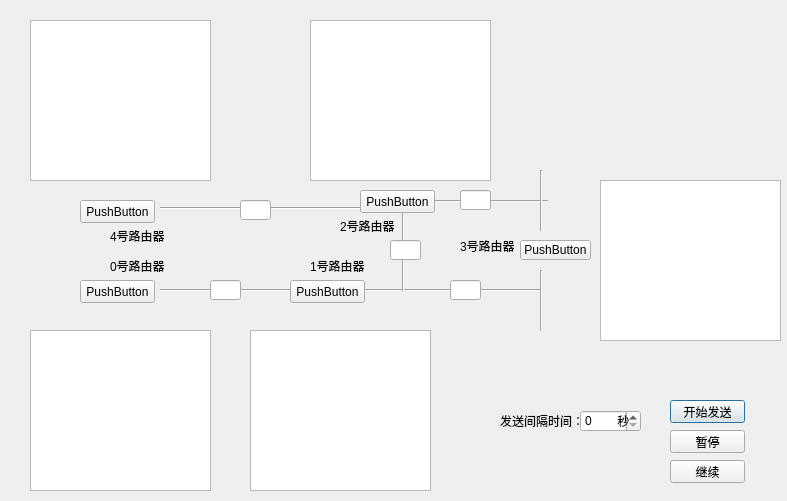
WangShanyue/OSPF-simulator, file mainView.ui: the form before one commit.
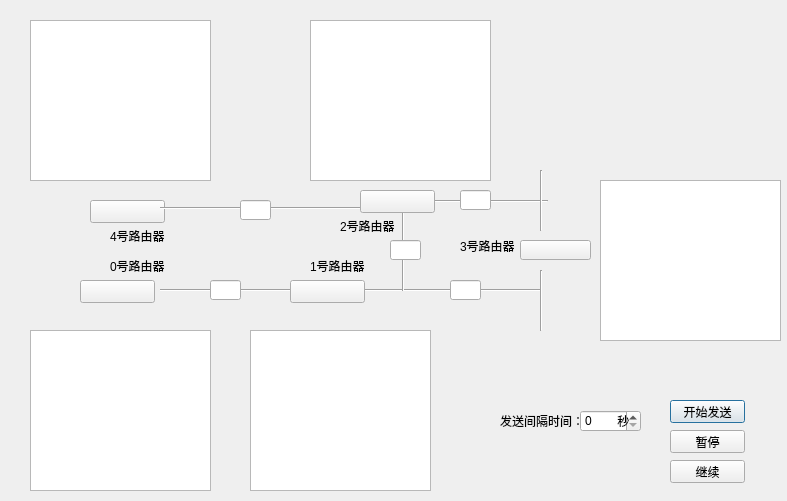
The form after the commit.

Diff of the .ui file:
```diff
--- a/mainView.ui
+++ b/mainView.ui
@@ -185,14 +185,14 @@
   <widget class="QPushButton" name="pushButton">
    <property name="geometry">
     <rect>
-     <x>80</x>
+     <x>90</x>
      <y>200</y>
      <width>75</width>
      <height>23</height>
     </rect>
    </property>
    <property name="text">
-    <string>PushButton</string>
+    <string/>
    </property>
   </widget>
   <widget class="QPushButton" name="pushButton_2">
@@ -205,7 +205,7 @@
     </rect>
    </property>
    <property name="text">
-    <string>PushButton</string>
+    <string/>
    </property>
   </widget>
   <widget class="QPushButton" name="pushButton_3">
@@ -218,7 +218,7 @@
     </rect>
    </property>
    <property name="text">
-    <string>PushButton</string>
+    <string/>
    </property>
   </widget>
   <widget class="QPushButton" name="pushButton_4">
@@ -231,7 +231,7 @@
     </rect>
    </property>
    <property name="text">
-    <string>PushButton</string>
+    <string/>
    </property>
   </widget>
   <widget class="QPushButton" name="pushButton_5">
@@ -244,7 +244,7 @@
     </rect>
    </property>
    <property name="text">
-    <string>PushButton</string>
+    <string/>
    </property>
   </widget>
   <widget class="QSpinBox" name="spinBox">
```
Left out of the diff: 12 changed lines with no effect on the pictures.
